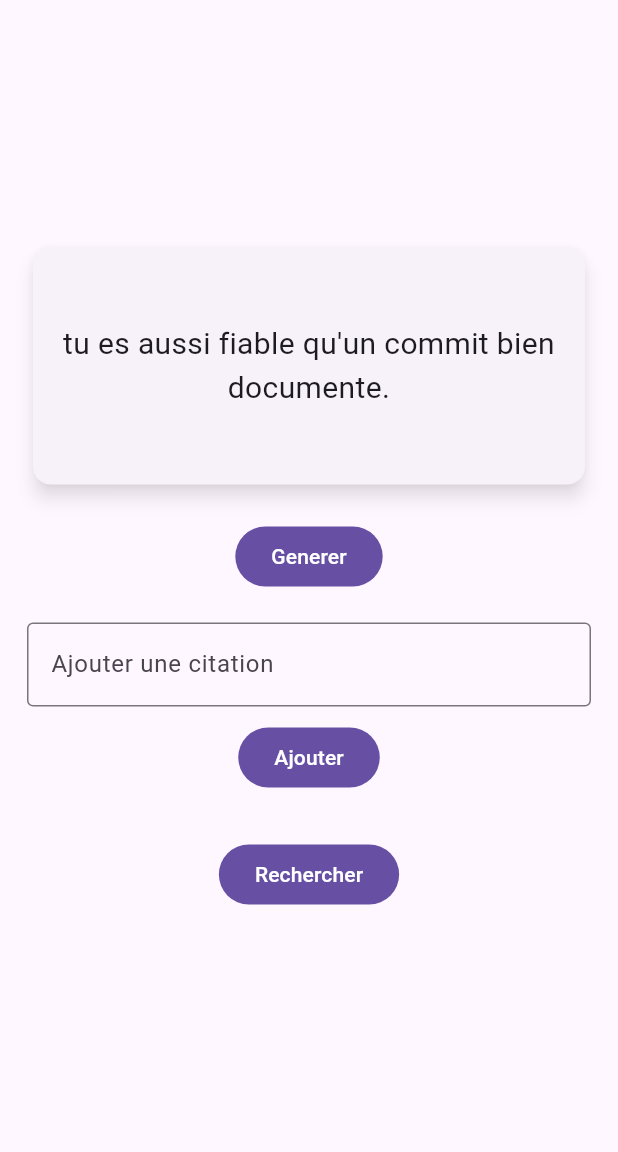
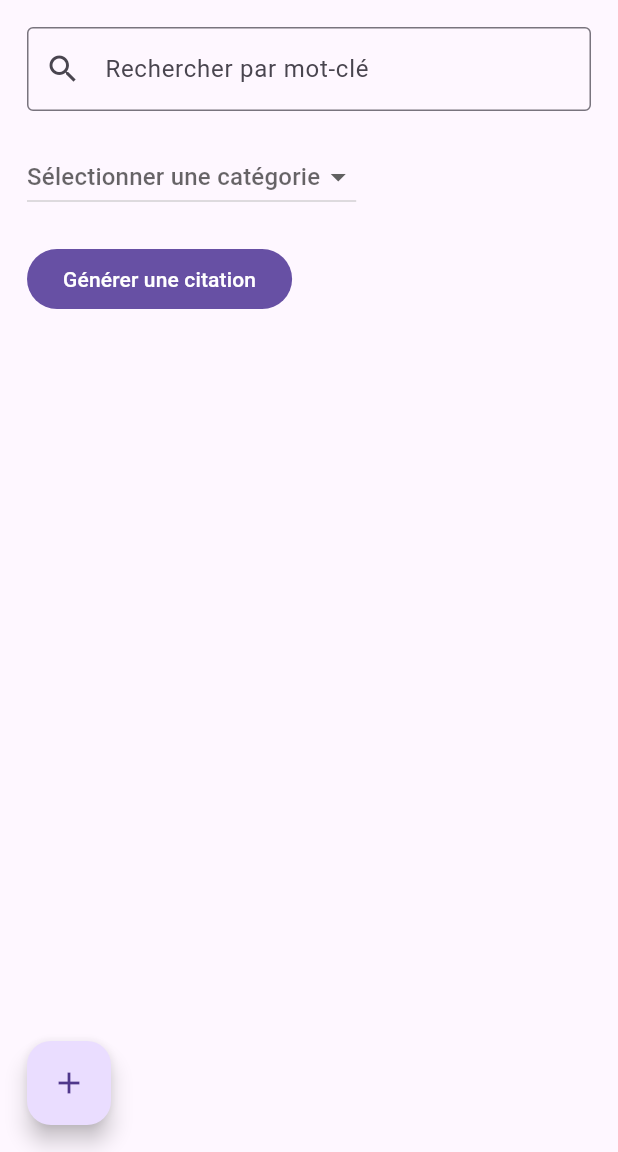
Before and after one commit to Herimanjaka007/quotes-app, a Flutter app: the screen it shows after launch, on a phone screen of 412 x 824 dp, the part 84-1236 px from its top. Run offline on Flutter 3.47's test engine with Material 3 defaults, Android fonts, the phone set to English and light mode, and no system bars.

Commit message:
Add feat: add, remove, search, update

```diff
--- a/lib/models/quote_model.dart
+++ b/lib/models/quote_model.dart
@@ -1,34 +1,55 @@
+enum Categories { bug, materiel, syntaxe }
+
 class Quote {
   String text;
+  Categories category;
 
-  Quote({required this.text});
+  Quote({required this.text, required this.category});
 }
 
 class QuoteModel {
   final List<Quote> _quotes = [
     Quote(
-        text: "Tu es comme un try catch: toujours la pour gerer les imprevus"),
+        text: "Tu es comme un try catch: toujours la pour gerer les imprevus",
+        category: Categories.bug),
     Quote(
         text:
-            "Ton charisme pourrait convaincre un bug de se corriger tout seul."),
-    Quote(text: "Tu as plus de style que n'importe quelle feuille css."),
-    Quote(text: "Ta creativite depasse celle d'un generateur aleatoire."),
-    Quote(text: "tu es aussi fiable qu'un commit bien documente."),
+            "Ton charisme pourrait convaincre un bug de se corriger tout seul.",
+        category: Categories.bug),
+    Quote(
+        text: "Tu as plus de style que n'importe quelle feuille css.",
+        category: Categories.syntaxe),
+    Quote(
+        text: "Ta creativite depasse celle d'un generateur aleatoire.",
+        category: Categories.materiel),
+    Quote(
+        text: "tu es aussi fiable qu'un commit bien documente.",
+        category: Categories.bug),
     Quote(
         text:
-            "Ton code est si propre qu'il pourrait paser dans une publicite de savon."),
+            "Ton code est si propre qu'il pourrait paser dans une publicite de savon.",
+        category: Categories.syntaxe),
     Quote(
         text:
-            "Tu es comme une base de donnes toujours la pour stocker nos meilleurs moments."),
-    Quote(text: "Ta presence illumine la piece comme un projecteur 500w"),
-    Quote(text: "Tu es aussi rapide qu'un ssd de derniere generation"),
+            "Tu es comme une base de donnes toujours la pour stocker nos meilleurs moments.",
+        category: Categories.bug),
+    Quote(
+        text: "Ta presence illumine la piece comme un projecteur 500w",
+        category: Categories.syntaxe),
+    Quote(
+        text: "Tu es aussi rapide qu'un ssd de derniere generation",
+        category: Categories.materiel),
     Quote(
         text:
-            "Tu resous les problemes avec autant d'elegance qu'une boucle for bien optimisees"),
-    Quote(text: "Tu es plus cool qu'une temperature CPU parafaitement stable"),
+            "Tu resous les problemes avec autant d'elegance qu'une boucle for bien optimisees",
+        category: Categories.syntaxe),
+    Quote(
+        text: "Tu es plus cool qu'une temperature CPU parafaitement stable",
+        category: Categories.materiel),
     Quote(
         text:
-            "Tu es aussi unique qu'un UUID, mais beaucoup plus face a retenir"),
+            "Tu es aussi unique qu'un UUID, mais beaucoup plus face a retenir",
+        category: Categories.bug),
   ];
 
   List<Quote> get quotes => _quotes;
@@ -37,10 +58,30 @@ class QuoteModel {
     return _quotes.elementAt(index);
   }
 
+  //ajout de citation
+  void addQuote(Quote q) {
+    _quotes.add(q);
+  }
+
   //modifier la citation
   void modifyQuote(int index, String newText) {
-    if (index >= 0 && index < _quotes.length) {
-      _quotes[index].text = newText;
-    }
+    _quotes[index].text = newText;
+  }
+
+  // suppression d'un quote
+  void deleteQuote(int index) {
+    _quotes.removeAt(index);
+  }
+
+  // update d'un quote
+  void updateQuote(int index, String text) {
+    _quotes.elementAt(index).text = text;
+  }
+
+  //rechercher une citation
+  Iterable<Quote> findQuote(String text, Categories? category) {
+    return _quotes
+        .where((quote) => quote.text.contains(text))
+        .where((quote) => quote.category == category);
   }
 }
--- a/lib/views/quote_view.dart
+++ b/lib/views/quote_view.dart
@@ -1,6 +1,8 @@
 import 'package:flutter/material.dart';
 import 'package:provider/provider.dart';
 import 'package:quotes_app/viewModel/quote_viewModel.dart';
+
+import '../models/quote_model.dart';
 
 class QuoteView extends StatefulWidget {
   const QuoteView({super.key});
@@ -11,27 +13,23 @@ class QuoteView extends StatefulWidget {
 
 class QuoteViewState extends State<QuoteView> {
   final TextEditingController _quoteController = TextEditingController();
-  String? _selectedCategory;
+  final TextEditingController _searchController = TextEditingController();
+  Categories? _selectedCategory;
+  String _searchKeyword = '';
 
   @override
   void dispose() {
     _quoteController.dispose();
+    _searchController.dispose();
     super.dispose();
   }
 
   @override
   Widget build(BuildContext context) {
-    final quote = Provider.of<QuoteController>(context);
-//otrotranzao ilay style ao am model
-//  [
-//   Quote(text: "CSS is good!", category: "CSS"),
-//   Quote(text: "Flutter is great!", category: "Flutter"),
-//   Quote(text: "CSS is cool!", category: "CSS"),
-//   Quote(text: "Dart is cute!", category: "Dart"),
-// ]
+    final quoteController = Provider.of<QuoteController>(context);
 
-    //ito no angalan'azy par catégory (tsy maninona raha misy category double)
-    // final categories = quote.quotes.map((q) => q.category).toList();
+    final filteredQuotes =
+        quoteController.findQuote(_searchKeyword, _selectedCategory);
 
     return Scaffold(
       appBar: AppBar(
@@ -40,115 +38,242 @@ class QuoteViewState extends State<QuoteView> {
       ),
       body: Padding(
         padding: const EdgeInsets.all(18),
-        child: Center(
         child: Column(
-            mainAxisAlignment: MainAxisAlignment.center,
+          crossAxisAlignment: CrossAxisAlignment.start,
           children: [
-              Card(
-                shadowColor: Colors.black54,
-                elevation: 5,
-                child: Padding(
-                  padding:
-                      const EdgeInsets.symmetric(vertical: 50, horizontal: 15),
-                  child: Text(
-                    quote.randomQuotes().text,
-                    textAlign: TextAlign.center,
-                    style: const TextStyle(fontSize: 20),
+            TextField(
+              controller: _searchController,
+              onChanged: (text) {
+                setState(() {
+                  _searchKeyword = text;
+                });
+              },
+              decoration: const InputDecoration(
+                labelText: 'Rechercher par mot-clé',
+                border: OutlineInputBorder(),
+                prefixIcon: Icon(Icons.search),
               ),
             ),
+            const SizedBox(height: 20),
+            DropdownButton<Categories>(
+              value: _selectedCategory,
+              hint: const Text("Sélectionner une catégorie"),
+              items: Categories.values.map((category) {
+                return DropdownMenuItem(
+                  value: category,
+                  child: Text(category.name),
+                );
+              }).toList(),
+              onChanged: (value) {
+                setState(() {
+                  _selectedCategory = value;
+                });
+              },
             ),
-              const SizedBox(
-                height: 20,
+            const SizedBox(height: 20),
+            FilledButton(
+              onPressed: () {
+                final randomQuote = quoteController.randomQuotes();
+                showDialog(
+                  context: context,
+                  builder: (BuildContext context) {
+                    return AlertDialog(
+                      title: const Text("Citation aléatoire"),
+                      content: Text(randomQuote.text),
+                      actions: [
+                        TextButton(
+                          onPressed: () => Navigator.pop(context),
+                          child: const Text("Fermer"),
                         ),
-              FilledButton(
-                onPressed: () => setState(() => quote.randomQuotes()),
-                child: const Text("Generer"),
+                      ],
+                    );
+                  },
+                );
+              },
+              child: const Text("Générer une citation"),
             ),
-              const SizedBox(
-                height: 20,
+            const SizedBox(height: 20),
+            Expanded(
+              child: ListView.builder(
+                itemCount: filteredQuotes.length,
+                itemBuilder: (context, index) {
+                  final q = filteredQuotes.elementAt(index);
+                  return Card(
+                    margin: const EdgeInsets.symmetric(vertical: 5),
+                    elevation: 5,
+                    child: ListTile(
+                      title: Text(q.text),
+                      subtitle: Text('Catégorie: ${q.category.name}'),
+                      trailing: Row(
+                        mainAxisSize: MainAxisSize.min,
+                        children: [
+                          IconButton(
+                            icon: const Icon(Icons.edit),
+                            onPressed: () => _showEditQuoteDialog(context, q),
                           ),
+                          IconButton(
+                            icon: const Icon(Icons.delete),
+                            onPressed: () => _showDeleteQuoteDialog(context, q),
+                          ),
+                        ],
+                      ),
+                    ),
+                  );
+                },
+              ),
+            ),
+            FloatingActionButton(
+              onPressed: () => _showAddQuoteDialog(context),
+              child: const Icon(Icons.add),
+            ),
+          ],
+        ),
+      ),
+    );
+  }
+
+  void _showAddQuoteDialog(BuildContext context) {
+    final quoteController =
+        Provider.of<QuoteController>(context, listen: false);
+
+    showDialog(
+      context: context,
+      builder: (BuildContext context) {
+        return AlertDialog(
+          title: const Text("Ajouter une citation"),
+          content: SizedBox(
+            height: 250,
+            child: Column(
+              children: [
                 TextField(
                   controller: _quoteController,
-                decoration: InputDecoration(
+                  decoration: const InputDecoration(
                     border: OutlineInputBorder(),
-                  labelText: "Ajouter une citation",
-                  hintText: "Entrez une citation ici",
+                    labelText: "Entrez une citation",
+                    hintText: "Entrez ici",
                   ),
                 ),
-              const SizedBox(
-                height: 10,
+                const SizedBox(height: 10),
+                DropdownButton<Categories>(
+                  value: _selectedCategory,
+                  hint: const Text("Sélectionner une catégorie"),
+                  items: Categories.values.map((category) {
+                    return DropdownMenuItem(
+                      value: category,
+                      child: Text(category.name),
+                    );
+                  }).toList(),
+                  onChanged: (value) {
+                    setState(() {
+                      _selectedCategory = value;
+                    });
+                  },
                 ),
-              FilledButton(
+              ],
+            ),
+          ),
+          actions: [
+            TextButton(
               onPressed: () {
-                  final newQuote = _quoteController.text.trim();
-                  if (newQuote.isNotEmpty) {
-                    // quote.addQuote(newQuote); // ito ilay méthode add quote efa poinss TSARA
+                final text = _quoteController.text.trim();
+                if (text.isNotEmpty) {
+                  final newQuote = Quote(
+                    text: text,
+                    category: _selectedCategory!,
+                  );
+                  quoteController.addQuote(newQuote);
+                  Navigator.pop(context);
                   _quoteController.clear();
                 }
               },
               child: const Text("Ajouter"),
             ),
-              const SizedBox(
-                height: 20,
+            TextButton(
+              onPressed: () => Navigator.pop(context),
+              child: const Text("Annuler"),
             ),
+          ],
+        );
+      },
+    );
+  }
 
-              // select miandry an'ilay catégories atsy am modèle
-              // DropdownButton<String>(
-              //   value: _selectedCategory,
-              //   hint: const Text("Sélectionnez une catégorie"),
-              //   items: categories.map((category) {
-              //     return DropdownMenuItem(
-              //       value: category,
-              //       child: Text(category),
-              //     );
-              //   }).toList(),
-              //   onChanged: (value) {
-              //     setState(() {
-              //       _selectedCategory = value;
-              //     });
-              //   },
-              // ),
-              const SizedBox(
-                height: 10,
-              ),
-              FilledButton(
-                onPressed: () {
-                  if (_selectedCategory != null) {
-                    // eto no filtre an'ilay category
-                    // final filteredQuotes = quote.quotes
-                    //     .where((q) =>
-                    //         q.category.toLowerCase() ==
-                    //         _selectedCategory!.toLowerCase())
-                    //     .toList();
+  void _showEditQuoteDialog(BuildContext context, Quote quote) {
+    final TextEditingController editController =
+        TextEditingController(text: quote.text);
+
+    final quoteController =
+        Provider.of<QuoteController>(context, listen: false);
+
     showDialog(
       context: context,
-                      builder: (context) => AlertDialog(
-                        title: Text(" $_selectedCategory "),
+      builder: (BuildContext context) {
+        return AlertDialog(
+          title: const Text("Modifier la citation"),
           content: SizedBox(
-                          height: 200,
-                          child: ListView(
-                              //eto ilay listena ilay quote par catégories
-                              // children: filteredQuotes
-                              //     .map((q) => ListTile(title: Text(q.text)))
-                              //     .toList(),
+            height: 250,
+            child: Column(
+              children: [
+                TextField(
+                  controller: editController,
+                  decoration: const InputDecoration(
+                    border: OutlineInputBorder(),
+                    labelText: "Modifiez la citation",
+                    hintText: "Entrez ici",
+                  ),
+                ),
+              ],
             ),
           ),
           actions: [
             TextButton(
+              onPressed: () {
+                final updatedText = editController.text.trim();
+                if (updatedText.isNotEmpty) {
+                  final index = quoteController.quotes.indexOf(quote);
+                  quoteController.updateQuote(index, updatedText);
+                  Navigator.pop(context);
+                }
+              },
+              child: const Text("Mettre à jour"),
+            ),
+            TextButton(
               onPressed: () => Navigator.pop(context),
-                            child: const Text("Close"),
+              child: const Text("Annuler"),
             ),
           ],
-                      ),
+        );
+      },
     );
   }
+
+  void _showDeleteQuoteDialog(BuildContext context, Quote quote) {
+    final quoteController =
+        Provider.of<QuoteController>(context, listen: false);
+
+    showDialog(
+      context: context,
+      builder: (BuildContext context) {
+        return AlertDialog(
+          title: const Text("Supprimer la citation"),
+          content:
+              const Text("Êtes-vous sûr de vouloir supprimer cette citation ?"),
+          actions: [
+            TextButton(
+              onPressed: () {
+                final index = quoteController.quotes.indexOf(quote);
+                quoteController.removeQuote(index);
+                Navigator.pop(context);
               },
-                child: const Text("Rechercher"),
+              child: const Text("Supprimer"),
+            ),
+            TextButton(
+              onPressed: () => Navigator.pop(context),
+              child: const Text("Annuler"),
             ),
           ],
-          ),
-        ),
-      ),
+        );
+      },
     );
   }
 }
```
Also changed, not shown: lib/viewModel/quote_viewModel.dart (+21 -5 lines), pubspec.lock. Lines whose indentation alone changed are shown as unchanged.
